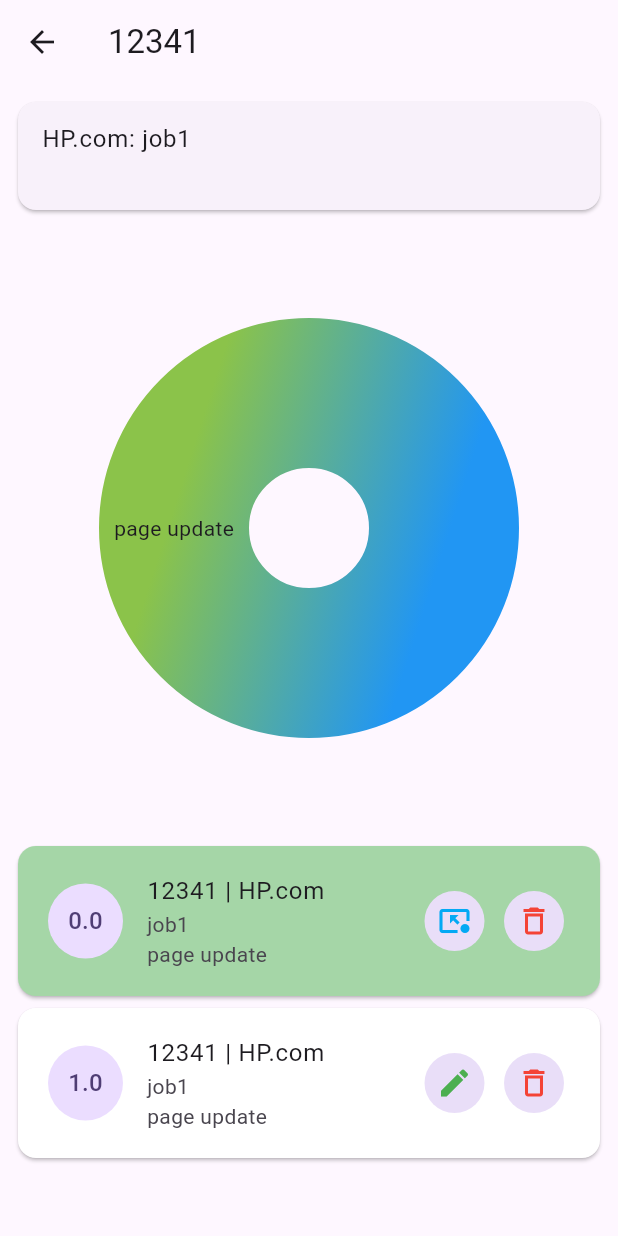
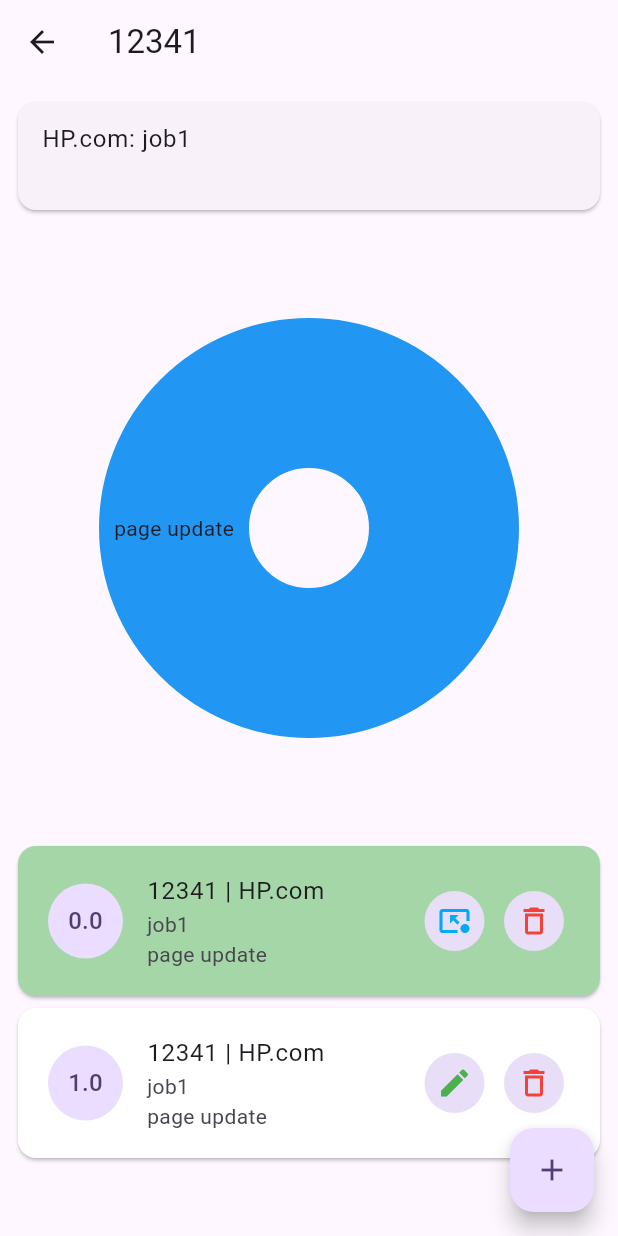
Before and after one commit to nicponidas/ts_bloc, a Flutter app: the JobPage screen opened directly with sample values from the repository, on a phone screen of 412 x 824 dp. Run offline on Flutter 3.47's test engine with Material 3 defaults, Android fonts, the phone set to English and light mode, and no system bars; our stand-ins replace equatable, flutter_bloc, flutter_colorpicker.

Commit message:
uładzanie

```diff
--- a/lib/pages/job_page.dart
+++ b/lib/pages/job_page.dart
@@ -5,12 +5,15 @@ import 'package:time_sheet/bloc/client_bloc.dart';
 import 'package:time_sheet/bloc/task_bloc.dart';
 import 'package:time_sheet/bloc/task_type_bloc.dart';
 import 'package:time_sheet/models/job_model.dart';
+import 'package:time_sheet/widgets/add_task_form.dart';
 import 'package:time_sheet/widgets/tasks_list.dart';
 
 class JobPage extends StatelessWidget {
   const JobPage({super.key, required this.job});
 
   final JobModel job;
+
+
 
 
   @override
@@ -54,16 +57,13 @@ class JobPage extends StatelessWidget {
                           .map(
                             (task) => PieChartSectionData(
                               value: task.timeSummary,
-                              color: Colors.lightBlue,
+                              color: clientList.clientColor,
                               title: taskTypeList
                                   .firstWhere((element) =>
                                       element.id == task.taskTypeId)
                                   .name,
                               radius: 100,
-                              gradient: const LinearGradient(
-                                colors: [Colors.blue, Colors.lightGreen],
-                                transform: GradientRotation(60),
-                              ),
+
                             ),
                           )
                           .toList(),
@@ -76,7 +76,7 @@ class JobPage extends StatelessWidget {
                   );
                 }
                 else {
-                  return Container();
+                  return Text('There is no data');
                 }
               },
             ),
@@ -86,6 +86,9 @@ class JobPage extends StatelessWidget {
           ),
         ],
       ),
+      floatingActionButton: FloatingActionButton(onPressed: () {
+        showDialog(context: context, builder: (context) => AlertDialog(content: AddTaskForm(),));
+      }, child: const Icon(Icons.add),),
     );
   }
 }
```
Also changed, not shown: lib/widgets/add_task_form.dart (+12 -6 lines).
